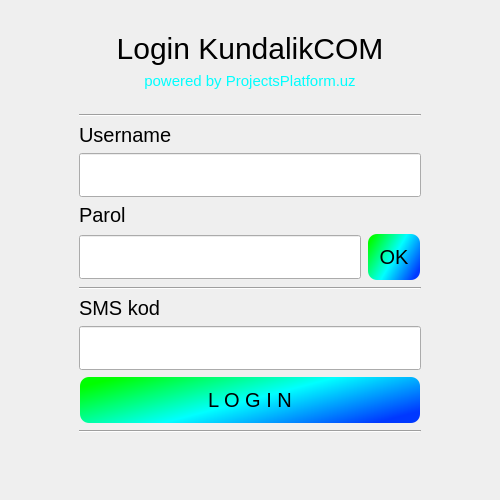
First picture: the form in UI_files/login.ui, repository bexruzpy/KundalikCOM, before the edit.
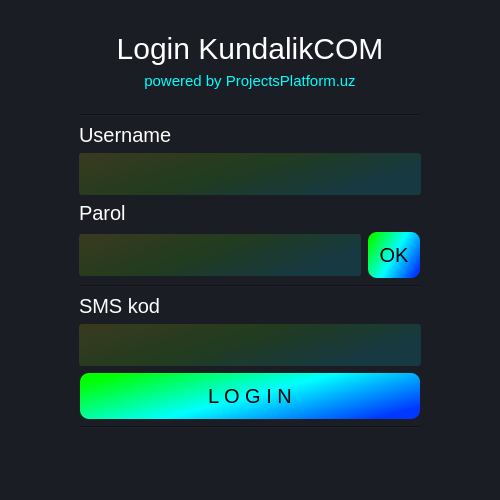
Second picture: the form after the edit.

The edit to the form file:
```diff
--- a/UI_files/login.ui
+++ b/UI_files/login.ui
@@ -23,7 +23,13 @@
    </size>
   </property>
   <property name="windowTitle">
-   <string>Frame</string>
+   <string>KundalikCOM login</string>
+  </property>
+  <property name="styleSheet">
+   <string notr="true">
+background-color: rgb(27, 29, 36);
+color: white;
+font-family: &quot;Mongolian Baiti&quot;;</string>
   </property>
   <layout class="QVBoxLayout" name="verticalLayout">
    <item>
@@ -83,6 +89,15 @@
    </item>
    <item>
     <widget class="QFrame" name="frame_2">
+     <property name="styleSheet">
+      <string notr="true">
+QLineEdit {
+padding: 8px;
+color: none;
+background-color: qlineargradient(spread:pad, x1:0, y1:0, x2:1, y2:0.409, stop:0 rgba(255, 241, 0, 35), stop:0.517241 rgba(74, 255, 0,35), stop:1 rgba(0, 232, 255, 35));
+border-radius: 3px;
+}</string>
+     </property>
      <property name="frameShape">
       <enum>QFrame::NoFrame</enum>
      </property>
@@ -111,6 +126,7 @@
 QLineEdit{
 font-size:24px;
 padding: 6px;
+color: cyan;
 }</string>
         </property>
         <property name="frameShape">
```
